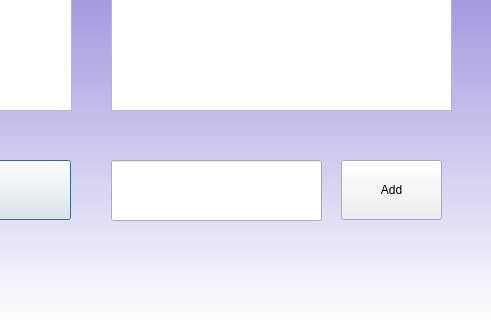
First picture: the form in UI/menu_page.ui, repository Ag0r9/SK-GG-type-communicator, before the edit; both pictures show x 709 to 1200 and y 480 to 800 of the 1200 by 800 pixel window.
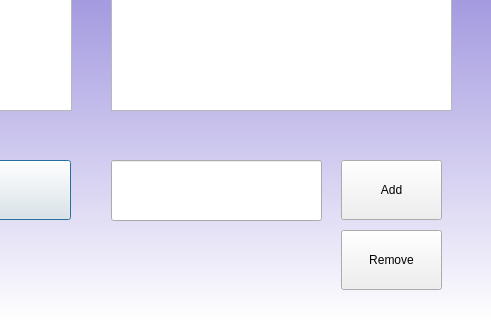
Second picture: the form after the edit.

Commit message: (dirty) need to fix friend remove

```diff
--- a/UI/menu_page.ui
+++ b/UI/menu_page.ui
@@ -86,8 +86,8 @@
      <rect>
       <x>820</x>
       <y>710</y>
-      <width>261</width>
-      <height>31</height>
+      <width>211</width>
+      <height>51</height>
      </rect>
     </property>
     <property name="font">
@@ -112,6 +112,19 @@
      </rect>
     </property>
    </widget>
+   <widget class="QPushButton" name="remove_friend_button">
+    <property name="geometry">
+     <rect>
+      <x>1050</x>
+      <y>710</y>
+      <width>101</width>
+      <height>60</height>
+     </rect>
+    </property>
+    <property name="text">
+     <string>Remove</string>
+    </property>
+   </widget>
   </widget>
  </widget>
  <resources/>
```
The commit also changes 2 other files.
